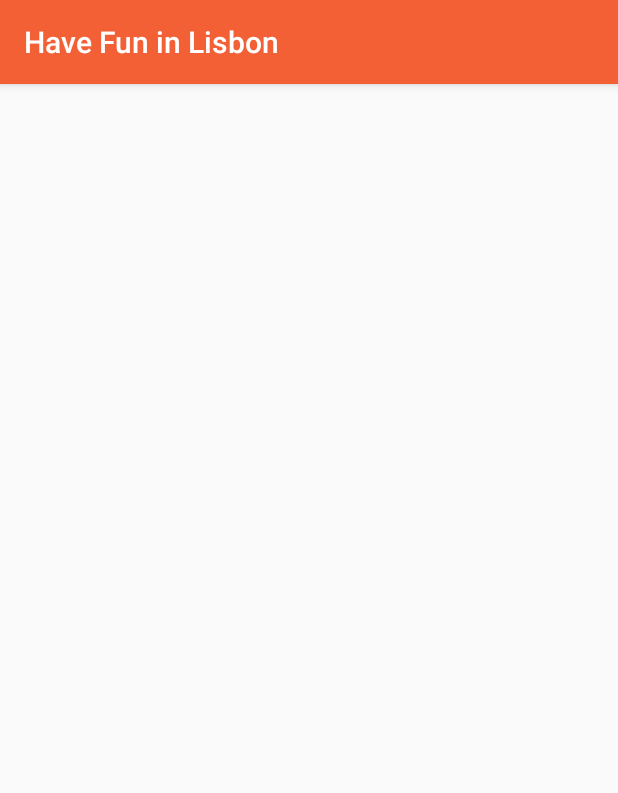
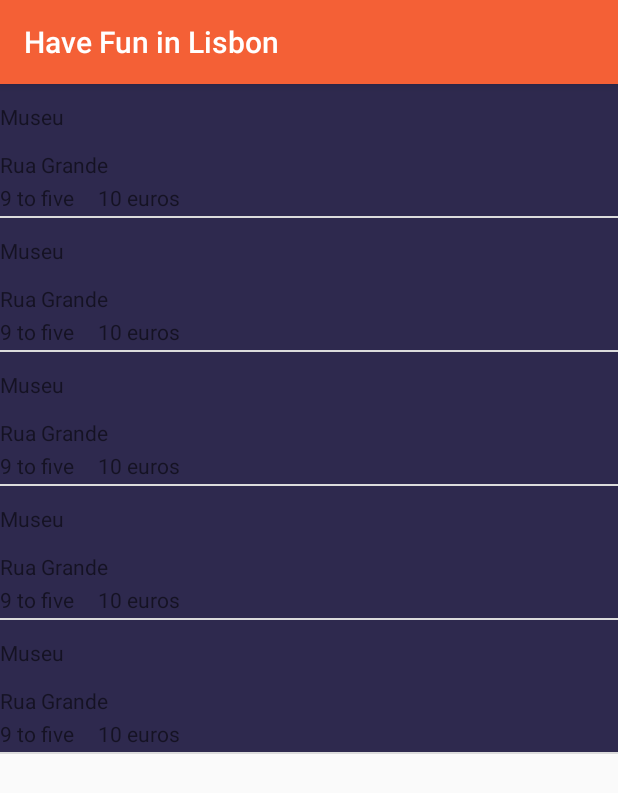
Before and after one commit to fabsantos/LisbonTourGuide, an Android app: the FunActivity screen opened directly, with no data from a screen before it, on a phone screen of 412 x 824 dp. Shown: the top 793 px of the screen. Run offline under Robolectric (Android 15) with nearby library versions, the phone set to English and light mode, and no system bars.

Commit message:
Merged Fun and Learn Adapters

```diff
--- a/app/src/main/java/com/example/android/tourguideapp/FunActivity.java
+++ b/app/src/main/java/com/example/android/tourguideapp/FunActivity.java
@@ -1,7 +1,10 @@
 package com.example.android.tourguideapp;
 
+import android.os.Bundle;
 import android.support.v7.app.AppCompatActivity;
-import android.os.Bundle;
+import android.widget.ListView;
+
+import java.util.ArrayList;
 
 public class FunActivity extends AppCompatActivity {
 
@@ -9,5 +12,24 @@ public class FunActivity extends AppCompatActivity {
     protected void onCreate(Bundle savedInstanceState) {
         super.onCreate(savedInstanceState);
         setContentView(R.layout.list);
+
+
+        //Creates the ArrayList of LearnFunObjects
+        ArrayList<LearnFunObject> funPlaces = new ArrayList<LearnFunObject>();
+        //Adds Learn Objects to the ArrayList
+        funPlaces.add(new LearnFunObject("Museu", "Rua Grande", "9 to five", "10 euros"));
+        funPlaces.add(new LearnFunObject("Museu", "Rua Grande", "9 to five", "10 euros"));
+        funPlaces.add(new LearnFunObject("Museu", "Rua Grande", "9 to five", "10 euros"));
+        funPlaces.add(new LearnFunObject("Museu", "Rua Grande", "9 to five", "10 euros"));
+        funPlaces.add(new LearnFunObject("Museu", "Rua Grande", "9 to five", "10 euros"));
+
+        //Creates an object of type LearnFunAdapter
+        LearnFunAdapter adapter = new LearnFunAdapter(this, funPlaces);
+        //Finds the list view where the items of the list will be displayed, that basically only
+        //does the job of adding one item after the other.
+        ListView listView = (ListView) findViewById(R.id.list_layout);
+        //Sets the adapter on that view. This adapter will handle the visualization of list items, as it knows where
+        //each type of data on the place goes.
+        listView.setAdapter(adapter);
     }
 }
--- /dev/null
+++ b/app/src/main/java/com/example/android/tourguideapp/LearnFunAdapter.java
@@ -0,0 +1,58 @@
+package com.example.android.tourguideapp;
+
+import android.app.Activity;
+import android.view.LayoutInflater;
+import android.view.View;
+import android.view.ViewGroup;
+import android.widget.ArrayAdapter;
+import android.widget.TextView;
+
+import java.util.ArrayList;
+
+/**
+ * Created by Fabiola on 06/07/2017.
+ * This class extends the ArrayAdapter to be used with objects of type Learn and Fun
+ */
+
+public class LearnFunAdapter extends ArrayAdapter<LearnFunObject> {
+
+    @Override
+    public View getView(int position, View convertView, ViewGroup parent) {
+        // Checks if the existing view is being reused, otherwise inflate the view
+        View listItemView = convertView;
+        if (listItemView == null) {
+            listItemView = LayoutInflater.from(getContext()).inflate(
+                    R.layout.learn_fun_list_item, parent, false);
+        }
+        //Get the Learn or Fun Object at the current position
+        LearnFunObject currentLearnFunObject = getItem(position);
+
+        //Find the view that will hold its name
+        TextView nameTextView = (TextView) listItemView.findViewById(R.id.item_name);
+        //Set the text on that view
+        nameTextView.setText(currentLearnFunObject.getName());
+
+        //Find the view that will hold the address
+        TextView addressTextView = (TextView) listItemView.findViewById(R.id.item_address);
+        //Set the text on that view
+        addressTextView.setText(currentLearnFunObject.getAddress());
+
+        //Find the wiew that will hold the operation hours
+        TextView hoursTextView = (TextView) listItemView.findViewById(R.id.item_hours);
+        //Set the text on that view
+        hoursTextView.setText(currentLearnFunObject.getHours());
+
+        //Find the wiew that will hold the price
+        TextView priceTextView = (TextView) listItemView.findViewById(R.id.item_price);
+        //Set the text on that view
+        priceTextView.setText(currentLearnFunObject.getPrice());
+
+        // Return the whole item
+        return listItemView;
+
+    }
+
+    public LearnFunAdapter (Activity context, ArrayList<LearnFunObject> learnFunPlaces){
+        super(context, 0, learnFunPlaces);
+    }
+}
--- a/app/src/main/java/com/example/android/tourguideapp/LearnObject.java
+++ b/app/src/main/java/com/example/android/tourguideapp/LearnFunObject.java
@@ -3,10 +3,10 @@ package com.example.android.tourguideapp;
 /**
  * Created by Fabiola on 06/07/2017.
  * This class defines the contents of a Learn Object. This will have a name, an address, operation hours and entry price.
- * {@link LearnObject}
+ * {@link LearnFunObject}
  */
 
-public class LearnObject {
+public class LearnFunObject {
 
     //Variable that will store the name of the place
     private String mName;
@@ -28,7 +28,7 @@ public class LearnObject {
      * @param hours The hours of operation
      * @param price The entry price
      */
-    public LearnObject (String name, String address, String hours, String price){
+    public LearnFunObject (String name, String address, String hours, String price){
         mName = name;
         mAddress = address;
         mHours = hours;
--- /dev/null
+++ b/app/src/main/res/layout/learn_fun_list_item.xml
@@ -0,0 +1,45 @@
+<?xml version="1.0" encoding="utf-8"?>
+<!--This is the layout for each item in the list of Learn and of Fun-->
+<LinearLayout xmlns:android="http://schemas.android.com/apk/res/android"
+    android:id="@+id/list_item_root"
+    android:orientation="vertical"
+    android:layout_width="match_parent"
+    android:layout_height="wrap_content"
+    android:background="@color/learn_color"
+    xmlns:tools="http://schemas.android.com/tools">
+
+    <TextView
+        android:id="@+id/item_name"
+        android:layout_width="match_parent"
+        android:layout_height="44dp"
+        android:gravity="center_vertical"
+        tools:text="AAAAAAAAAAAAAAAAAA"/>
+
+    <TextView
+        android:id="@+id/item_address"
+        android:layout_width="match_parent"
+        android:layout_height="22dp"
+        tools:text="AAAAAAAAAAAAAAAAAA"/>
+
+    <LinearLayout
+        android:layout_width="match_parent"
+        android:layout_height="wrap_content"
+        android:orientation="horizontal">
+
+    <TextView
+        android:id="@+id/item_hours"
+        android:layout_width="wrap_content"
+        android:layout_height="22dp"
+        tools:text="AAAAAAA"/>
+
+        <TextView
+            android:id="@+id/item_price"
+            android:layout_width="wrap_content"
+            android:layout_height="22dp"
+            tools:text="BBBBB"
+            android:paddingLeft="@dimen/activity_horizontal_margin"/>
+
+
+    </LinearLayout>
+
+</LinearLayout>
```
Also changed, not shown: app/src/main/java/com/example/android/tourguideapp/LearnActivity.java (+8 -8 lines), app/src/main/java/com/example/android/tourguideapp/LearnAdapter.java (deleted, +0 -58 lines), app/src/main/res/layout/get_around_list_item.xml (renamed from app/src/main/res/layout/learn_list_item.xml, +24 -11 lines), app/src/main/res/drawable/bus_network_map.jpg (added), app/src/main/res/drawable/night_bus_network_map.gif (added), app/src/main/res/drawable/subway_map.gif (added).
